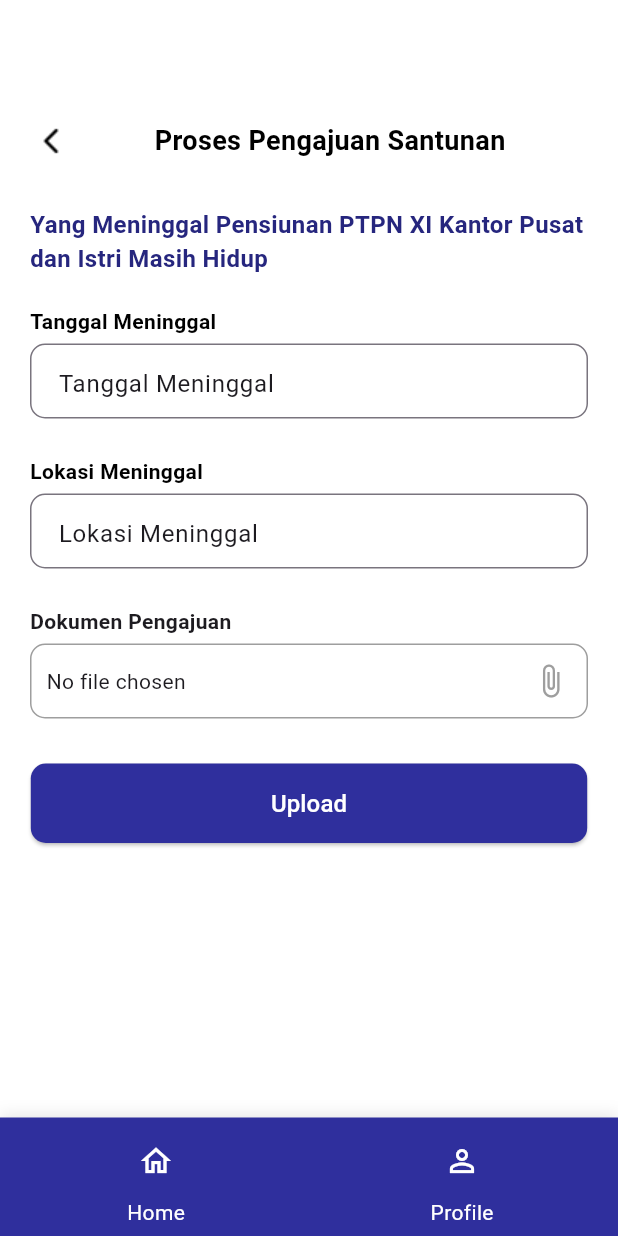
After one commit to ssscholastica/e-Tuntas, a Flutter app: the PengajuanSantunan1 screen opened directly, on a phone screen of 412 x 824 dp. The commit adds this screen. Run offline on Flutter 3.47's test engine with Material 3 defaults, Android fonts, the light colour scheme and no system bars; our stand-ins replace dropdown_search, file_picker, open_file.

Commit message:
pengajuan santunan

```diff
--- /dev/null
+++ b/lib/pengajuan-santunan/pengajuanSantunan1.dart
@@ -0,0 +1,230 @@
+import 'package:etuntas/profile/editBerhasil.dart';
+import 'package:etuntas/navbar.dart';
+import 'package:etuntas/profile/profile.dart';
+import 'package:flutter/material.dart';
+import 'dart:io';
+import 'package:file_picker/file_picker.dart';
+import 'package:open_file/open_file.dart';
+
+class PengajuanSantunan1 extends StatefulWidget {
+  const PengajuanSantunan1({super.key});
+
+  @override
+  State<PengajuanSantunan1> createState() => _PengajuanSantunan1State();
+}
+
+class _PengajuanSantunan1State extends State<PengajuanSantunan1> {
+  @override
+  void initState() {
+    super.initState();
+  }
+
+  Widget buildJudul(String judul, String initialValue) {
+    return Column(
+      crossAxisAlignment: CrossAxisAlignment.start,
+      children: [
+        Container(
+          alignment: Alignment.bottomLeft,
+          margin: const EdgeInsets.only(top: 20, left: 20),
+          child: Text(
+            judul,
+            style: const TextStyle(
+              fontSize: 14,
+              color: Color(0XFF000000),
+              fontWeight: FontWeight.w600,
+            ),
+          ),
+        ),
+        Padding(
+          padding: const EdgeInsets.symmetric(horizontal: 20, vertical: 5),
+          child: SizedBox(
+            height: 50,
+            child: TextFormField(
+              initialValue: initialValue,
+              textAlign: TextAlign.left,
+              decoration: InputDecoration(
+                contentPadding:
+                    const EdgeInsets.symmetric(horizontal: 15, vertical: 15),
+                border: OutlineInputBorder(
+                  borderRadius: BorderRadius.circular(10),
+                ),
+              ),
+            ),
+          ),
+        ),
+      ],
+    );
+  }
+
+  @override
+  Widget build(BuildContext context) {
+    return Scaffold(
+      backgroundColor: Colors.white,
+      body: SingleChildScrollView(
+        child: Column(
+          children: [
+            Container(
+              margin: const EdgeInsets.only(top: 80, left: 20, right: 20),
+              child: Row(
+                children: [
+                  InkWell(
+                    onTap: () {
+                      Navigator.push(
+                        context,
+                        MaterialPageRoute(
+                            builder: (context) => const Profile()),
+                      );
+                    },
+                    child: Image.asset(
+                      'assets/simbol back.png',
+                      width: 28,
+                      height: 28,
+                    ),
+                  ),
+                  const Spacer(),
+                  const Text(
+                    "Proses Pengajuan Santunan",
+                    style: TextStyle(
+                      fontSize: 18,
+                      color: Color(0XFF000000),
+                      fontWeight: FontWeight.w600,
+                    ),
+                  ),
+                  const Spacer(flex: 1),
+                ],
+              ),
+            ),
+            Container(
+              alignment: Alignment.bottomLeft,
+              margin: const EdgeInsets.only(top: 30, left: 20),
+              child: const Text(
+                'Yang Meninggal Pensiunan PTPN XI Kantor Pusat dan Istri Masih Hidup',
+                style: TextStyle(
+                  fontSize: 16,
+                  color: Color(0XFF26267E),
+                  fontWeight: FontWeight.w600,
+                ),
+              ),
+            ),
+            buildJudul('Tanggal Meninggal', 'Tanggal Meninggal'),
+            buildJudul("Lokasi Meninggal", 'Lokasi Meninggal'),
+            const FileUploadField(label: "Dokumen Pengajuan"),
+
+            const SizedBox(height: 30),
+            ElevatedButton(
+              onPressed: () {
+                Navigator.push(
+                    context,
+                    MaterialPageRoute(
+                        builder: (context) => const EditBerhasil()));
+              },
+              style: ElevatedButton.styleFrom(
+                  padding:
+                      const EdgeInsets.symmetric(horizontal: 160, vertical: 15),
+                  shape: RoundedRectangleBorder(
+                    borderRadius: BorderRadius.circular(10),
+                  ),
+                  backgroundColor: const Color(0xFF2F2F9D)),
+              child: const Text("Upload",
+                  style: TextStyle(color: Color(0xFFFFFFFF), fontSize: 16)),
+            ),
+          ],
+        ),
+      ),
+      bottomNavigationBar: const NavbarWidget(),
+    );
+  }
+}
+
+class FileUploadField extends StatefulWidget {
+  final String label;
+
+  const FileUploadField({super.key, required this.label});
+
+  @override
+  _FileUploadFieldState createState() => _FileUploadFieldState();
+}
+
+class _FileUploadFieldState extends State<FileUploadField> {
+  File? _selectedFile;
+
+  Future<void> _pickFile() async {
+    FilePickerResult? result = await FilePicker.platform.pickFiles(
+      type: FileType.any,
+    );
+
+    if (result != null) {
+      setState(() {
+        _selectedFile = File(result.files.single.path!);
+      });
+    }
+  }
+
+  void _removeFile() {
+    setState(() {
+      _selectedFile = null;
+    });
+  }
+
+  void _previewFile() {
+    if (_selectedFile != null) {
+      OpenFile.open(_selectedFile!.path);
+    }
+  }
+
+  @override
+  Widget build(BuildContext context) {
+    return Padding(
+      padding: const EdgeInsets.only(left: 20, right: 20, top: 20),
+      child: Column(
+        crossAxisAlignment: CrossAxisAlignment.start,
+        children: [
+          Text(
+            widget.label,
+            style: const TextStyle(
+              fontSize: 14,
+              fontWeight: FontWeight.w600,
+            ),
+          ),
+          const SizedBox(height: 5),
+          Container(
+            height: 50,
+            decoration: BoxDecoration(
+              border: Border.all(color: Colors.grey, width: 1),
+              borderRadius: BorderRadius.circular(10),
+            ),
+            child: Row(
+              children: [
+                Expanded(
+                  child: Padding(
+                    padding: const EdgeInsets.symmetric(horizontal: 10),
+                    child: Text(
+                      _selectedFile != null
+                          ? _selectedFile!.path.split('/').last
+                          : "No file chosen",
+                      overflow: TextOverflow.ellipsis,
+                    ),
+                  ),
+                ),
+                if (_selectedFile != null) ...[
+                  IconButton(
+                    icon: const Icon(Icons.visibility, color: Colors.blue),
+                    onPressed: _previewFile,
+                  ),
+                  IconButton(
+                    icon: const Icon(Icons.close, color: Colors.red),
+                    onPressed: _removeFile,
+                  ),
+                ],
+                IconButton(
+                  icon: const Icon(Icons.attach_file, color: Colors.grey),
+                  onPressed: _pickFile,
+                ),
+              ],
+            ),
+          ),
+        ],
+      ),
+    );
+  }
+}
--- a/pubspec.yaml
+++ b/pubspec.yaml
@@ -12,6 +12,9 @@
   cupertino_icons: ^1.0.2
   intl: ^0.18.0
   dropdown_search: ^5.0.6
+  file_picker: ^8.0.0+1
+  open_file: ^3.3.2
+  fluttertoast: any
 
 dev_dependencies:
   flutter_test:
```
Also changed, not shown: lib/home.dart (+12 -2 lines), lib/pengajuan-santunan/pengajuanSantunan.dart (added, +169 -0 lines), assets/icon pilih kategori.png (added), assets/proses-pengajuan1.png (added), assets/proses-pengajuan2.png (added), assets/proses-pengajuan3.png (added), assets/proses-pengajuan4.png (added), assets/proses-pengajuan5.png (added), pubspec.lock, 1 other file.
